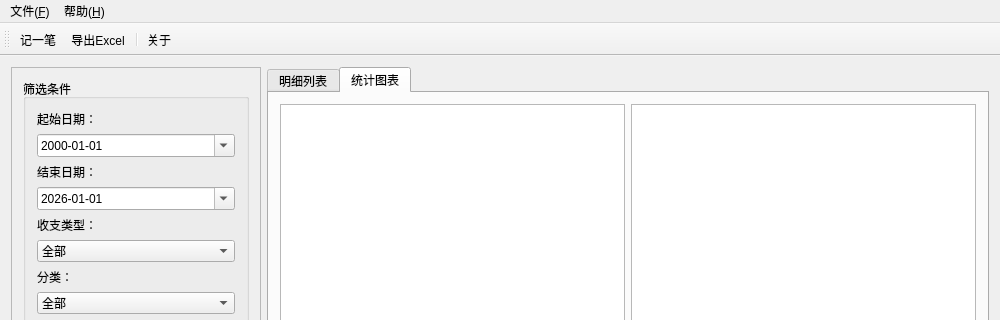
Above: mainwindow.ui from Carlo-Chan/FinanceManager before the change; both pictures show x 0 to 1000 and y 0 to 320 of the 1000 by 600 pixel window. Below: the same form after it.
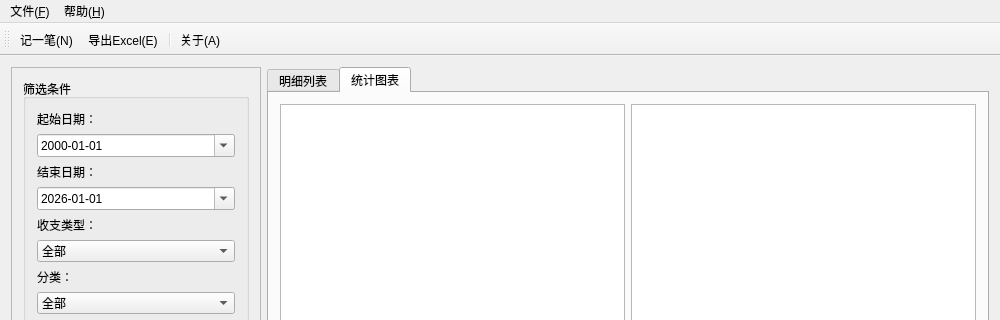
That is the form after the change. Icons and pictures are not drawn. Custom widgets are drawn as their Qt base class.

Commit message: feat: 实现关于按钮弹窗功能

Diff of the .ui file:
```diff
--- a/mainwindow.ui
+++ b/mainwindow.ui
@@ -326,7 +326,7 @@
      <normaloff>:/img/add.svg</normaloff>:/img/add.svg</iconset>
    </property>
    <property name="text">
-    <string>记一笔</string>
+    <string>记一笔(&amp;N)</string>
    </property>
    <property name="toolTip">
     <string>添加新的账单记录</string>
@@ -338,7 +338,7 @@
      <normaloff>:/img/export_notes.svg</normaloff>:/img/export_notes.svg</iconset>
    </property>
    <property name="text">
-    <string>导出Excel</string>
+    <string>导出Excel(&amp;E)</string>
    </property>
    <property name="toolTip">
     <string>将数据导出为CSV文件</string>
@@ -362,7 +362,7 @@
      <normaloff>:/img/info.svg</normaloff>:/img/info.svg</iconset>
    </property>
    <property name="text">
-    <string>关于</string>
+    <string>关于(&amp;A)</string>
    </property>
    <property name="menuRole">
     <enum>QAction::MenuRole::AboutRole</enum>
```
Left out of the diff: 8 changed lines with no effect on the pictures. The commit also changes 2 other files.
